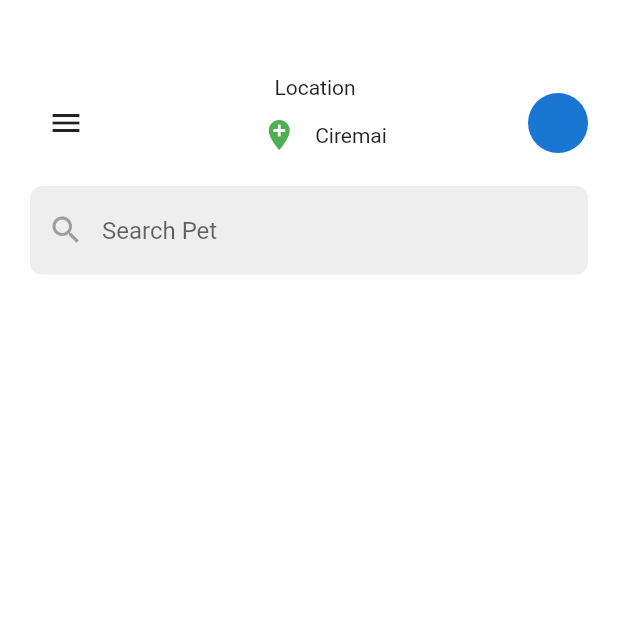
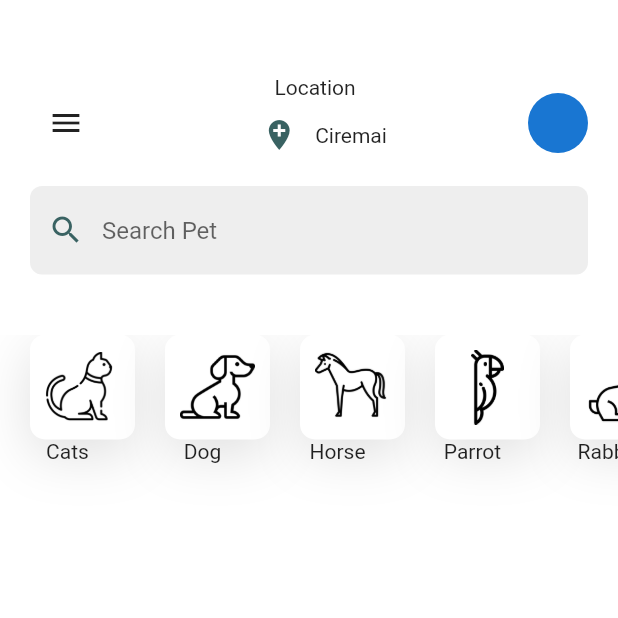
Before and after one commit to egarifs/pet-app, a Flutter app: the screen it shows after launch, on a phone screen of 412 x 824 dp, the top half of it. Run offline on Flutter 3.47's test engine with Material 2 defaults, Android fonts, the phone set to English and light mode, and no system bars.

Commit message:
list view

```diff
--- /dev/null
+++ b/lib/config/configuration.dart
@@ -0,0 +1,15 @@
+import 'package:flutter/material.dart';
+
+Color primarycolor = Color(0xff396262);
+//list of shadow maping
+List<BoxShadow> listShadow = [
+  BoxShadow(color: Colors.grey[300], blurRadius: 30, offset: Offset(0, 10))
+];
+//list data
+List<Map> categories = [
+  {'name': 'Cats', 'iconPath': 'images/cat.png'},
+  {'name': 'Dog', 'iconPath': 'images/dog.png'},
+  {'name': 'Horse', 'iconPath': 'images/horse.png'},
+  {'name': 'Parrot', 'iconPath': 'images/parrot.png'},
+  {'name': 'Rabbit', 'iconPath': 'images/rabbit.png'},
+];
--- a/lib/screen/drawerScreen.dart
+++ b/lib/screen/drawerScreen.dart
@@ -1,4 +1,5 @@
 import 'package:flutter/material.dart';
+import 'package:pet_app/config/configuration.dart';
 
 class DrawerScreen extends StatefulWidget {
   @override
@@ -9,7 +10,7 @@ class _DrawerScreenState extends State<DrawerScreen> {
   @override
   Widget build(BuildContext context) {
     return Container(
-      color: Colors.deepPurpleAccent,
+      color: primarycolor,
     );
   }
 }
--- a/lib/screen/homeScreen.dart
+++ b/lib/screen/homeScreen.dart
@@ -1,4 +1,5 @@
 import 'package:flutter/material.dart';
+import 'package:pet_app/config/configuration.dart';
 
 class HomeScreen extends StatefulWidget {
   @override
@@ -56,7 +57,7 @@ class _HomeScreenState extends State<HomeScreen> {
                     Row(
                       children: [
                         IconButton(
-                          icon: Icon(Icons.add_location, color: Colors.green),
+                          icon: Icon(Icons.add_location, color: primarycolor),
                         ),
                         Text("Ciremai"),
                       ],
@@ -76,11 +77,11 @@ class _HomeScreenState extends State<HomeScreen> {
                 ),
                 focusedBorder: OutlineInputBorder(
                   borderRadius: BorderRadius.all(Radius.circular(8.0)),
-                  borderSide: BorderSide(color: Colors.grey),
+                  borderSide: BorderSide(color: primarycolor),
                 ),
                 prefixIcon: Icon(
                   Icons.search,
-                  color: Colors.grey,
+                  color: primarycolor,
                 ),
                 hintText: "Search Pet",
                 filled: true,
@@ -88,6 +89,33 @@ class _HomeScreenState extends State<HomeScreen> {
               ),
             ),
             padding: EdgeInsets.fromLTRB(20.0, 10.0, 20.0, 40.0),
+          ),
+          Container(height: 120,
+            child: ListView.builder(
+              scrollDirection: Axis.horizontal,
+              itemCount: categories.length,
+              itemBuilder: (context, index) {
+                return Container(
+                  child: Column(
+                    children: [
+                      Container(
+
+                        padding: EdgeInsets.all(10),
+                        margin: EdgeInsets.only(left: 20),
+                        decoration: BoxDecoration(
+                          color: Colors.white,
+                          boxShadow: listShadow,
+                          borderRadius: BorderRadius.circular(10),
+
+                        ),
+                        child: Image.asset(categories[index]['iconPath'], height: 50,width: 50,),
+                      ),
+                      Text(categories[index]['name']),
+                    ],
+                  ),
+                );
+              },
+            ),
           )
         ],
       ),
```
